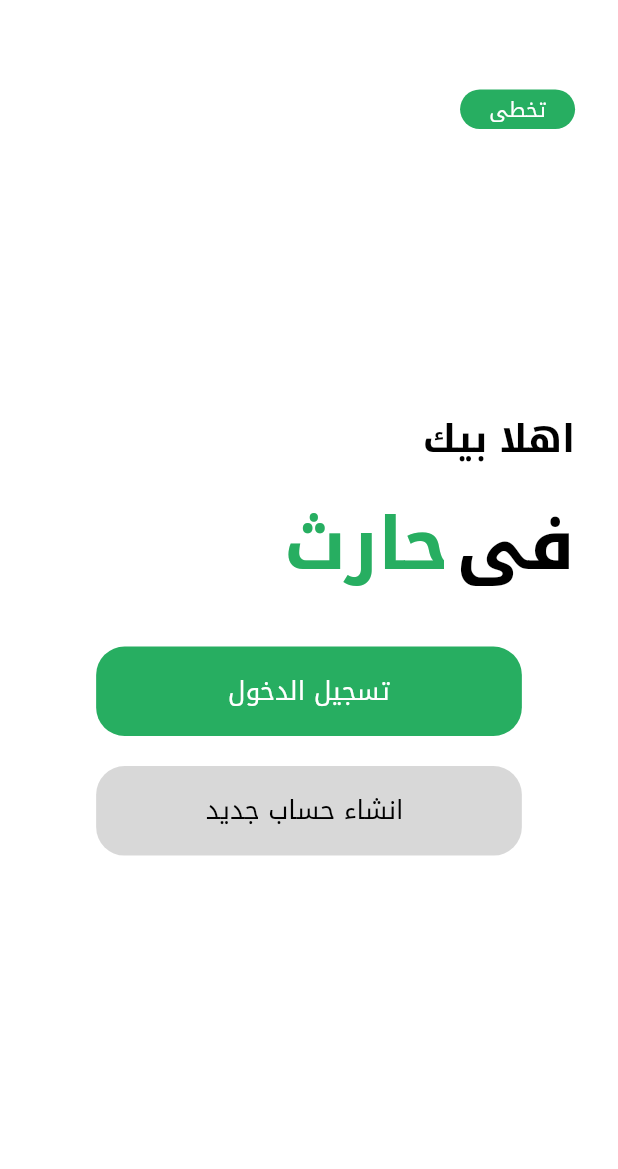
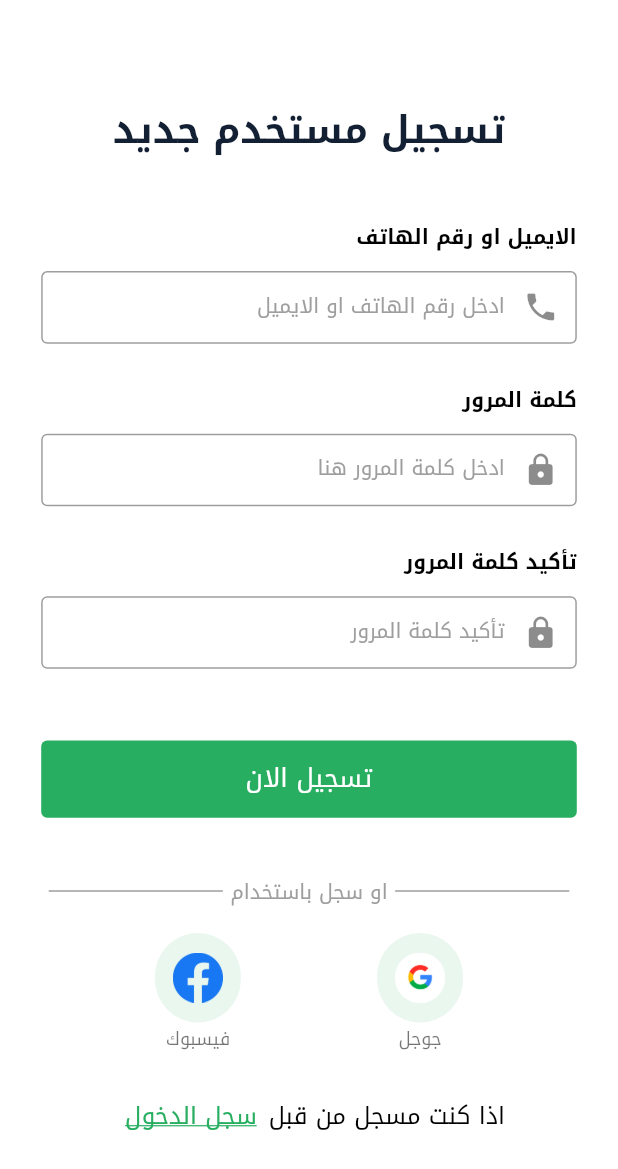
Before and after one commit to mohamedelbaz50/Harith_app, a Flutter app: the screen it shows after launch, after a tap on "انشاء حساب جديد", on a phone screen of 412 x 824 dp. Shown: the top 1169 px of the screen. Run offline on Flutter 3.47's test engine with Material 2 defaults, Android fonts, the phone set to English and light mode, and no system bars; our stand-ins replace flutter_screenutil, hexcolor.

Commit message:
register finishing

```diff
--- a/lib/Features/Auth/Presentation/Pages/Login_Screen/login_screen.dart
+++ b/lib/Features/Auth/Presentation/Pages/Login_Screen/login_screen.dart
@@ -3,7 +3,9 @@ import 'package:flutter_screenutil/flutter_screenutil.dart';
 import 'package:harith_app/Features/Auth/Presentation/Widgets/build_login_method.dart';
 import 'package:harith_app/Features/Auth/Presentation/Widgets/default_button.dart';
 import 'package:harith_app/Features/Auth/Presentation/Widgets/default_form_field.dart';
-import 'package:hexcolor/hexcolor.dart';
+
+import '../../Widgets/navigate_methods.dart';
+import '../Register_Screen/register_screen.dart';
 
 class LoginScreen extends StatelessWidget {
   var formKey = GlobalKey<FormState>();
@@ -155,7 +157,11 @@ class LoginScreen extends StatelessWidget {
                             Text("اذا كنت تستخدم التطبيق لأول مرة",
                                 style: Theme.of(context).textTheme.bodyText1),
                             TextButton(
-                                onPressed: () {},
+                                onPressed: () {
+                                  navigateTo(
+                                      context: context,
+                                      widget: RegisterScreen());
+                                },
                                 child: Text(
                                   "سجل الان",
                                   style: Theme.of(context)
--- /dev/null
+++ b/lib/Features/Auth/Presentation/Pages/Register_Screen/register_screen.dart
@@ -0,0 +1,170 @@
+import 'package:flutter/material.dart';
+import 'package:flutter_screenutil/flutter_screenutil.dart';
+import 'package:harith_app/Features/Auth/Presentation/Pages/Login_Screen/login_screen.dart';
+
+import '../../Widgets/build_login_method.dart';
+import '../../Widgets/default_button.dart';
+import '../../Widgets/default_form_field.dart';
+import '../../Widgets/navigate_methods.dart';
+
+class RegisterScreen extends StatelessWidget {
+  var formKey = GlobalKey<FormState>();
+  var emailOrPhoneController = TextEditingController();
+  var passwordController = TextEditingController();
+  var confirmPasswordController = TextEditingController();
+
+  @override
+  Widget build(BuildContext context) {
+    double width = MediaQuery.of(context).size.width;
+    double height = MediaQuery.of(context).size.height;
+    return Scaffold(
+        body: SingleChildScrollView(
+      child: Form(
+        key: formKey,
+        child: Padding(
+          padding: EdgeInsets.all(width / 15),
+          child: Center(
+              child: Column(children: [
+            SizedBox(
+              height: 30.h,
+            ),
+            Text(
+              "تسجيل مستخدم جديد",
+              style: Theme.of(context).textTheme.headline1,
+            ),
+            SizedBox(
+              height: 28.h,
+            ),
+            Column(crossAxisAlignment: CrossAxisAlignment.start, children: [
+              Text(
+                "الايميل او رقم الهاتف",
+                style: Theme.of(context)
+                    .textTheme
+                    .bodyText2!
+                    .copyWith(color: Colors.black, fontWeight: FontWeight.bold),
+              ),
+              const SizedBox(
+                height: 10,
+              ),
+              defaultFormField(
+                  context: context,
+                  prefixIcon: Icons.phone,
+                  height: height,
+                  controller: emailOrPhoneController,
+                  inputType: TextInputType.emailAddress,
+                  hintText: "ادخل رقم الهاتف او الايميل"),
+              SizedBox(
+                height: 20.h,
+              ),
+              Text(
+                "كلمة المرور",
+                style: Theme.of(context)
+                    .textTheme
+                    .bodyText2!
+                    .copyWith(color: Colors.black, fontWeight: FontWeight.bold),
+              ),
+              const SizedBox(
+                height: 10,
+              ),
+              defaultFormField(
+                  context: context,
+                  prefixIcon: Icons.lock,
+                  height: height,
+                  controller: passwordController,
+                  inputType: TextInputType.visiblePassword,
+                  hintText: "ادخل كلمة المرور هنا"),
+              SizedBox(
+                height: 20.h,
+              ),
+              Text(
+                "تأكيد كلمة المرور",
+                style: Theme.of(context)
+                    .textTheme
+                    .bodyText2!
+                    .copyWith(color: Colors.black, fontWeight: FontWeight.bold),
+              ),
+              const SizedBox(
+                height: 10,
+              ),
+              defaultFormField(
+                  context: context,
+                  prefixIcon: Icons.lock,
+                  height: height,
+                  controller: confirmPasswordController,
+                  inputType: TextInputType.visiblePassword,
+                  hintText: "تأكيد كلمة المرور"),
+              SizedBox(
+                height: 40.h,
+              ),
+              defaultButton(
+                  context: context,
+                  width: width,
+                  height: height / 16,
+                  onPressed: () {},
+                  color: Theme.of(context).primaryColor,
+                  text: "تسجيل الان"),
+              SizedBox(
+                height: 30.h,
+              ),
+              Row(
+                children: [
+                  Expanded(
+                      child: Container(
+                    margin: const EdgeInsets.all(5),
+                    height: 1,
+                    color: Colors.grey,
+                  )),
+                  const Text("او سجل باستخدام"),
+                  Expanded(
+                      child: Container(
+                    margin: const EdgeInsets.all(5),
+                    height: 1,
+                    color: Colors.grey,
+                  )),
+                ],
+              ),
+              Row(mainAxisAlignment: MainAxisAlignment.spaceEvenly, children: [
+                buildLoginMethod(
+                    onPressed: () {},
+                    context: context,
+                    backgroundColor:
+                        Theme.of(context).primaryColor.withOpacity(0.1),
+                    image: "assets/images/login_methods/Asset 3.png",
+                    methodName: "جوجل"),
+                buildLoginMethod(
+                    onPressed: () {},
+                    context: context,
+                    backgroundColor:
+                        Theme.of(context).primaryColor.withOpacity(0.1),
+                    image: "assets/images/login_methods/Asset 2.png",
+                    methodName: "فيسبوك")
+              ]),
+              Center(
+                child: Row(
+                  mainAxisAlignment: MainAxisAlignment.center,
+                  children: [
+                    Text("اذا كنت مسجل من قبل",
+                        style: Theme.of(context).textTheme.bodyText1),
+                    TextButton(
+                        onPressed: () {
+                          navigateTo(context: context, widget: LoginScreen());
+                        },
+                        child: Text(
+                          "سجل الدخول",
+                          style: Theme.of(context)
+                              .textTheme
+                              .bodyText1!
+                              .copyWith(
+                                  color: Theme.of(context).primaryColor,
+                                  decoration: TextDecoration.underline),
+                        ))
+                  ],
+                ),
+              )
+            ])
+          ])),
+        ),
+      ),
+    ));
+  }
+}
--- a/lib/Features/Auth/Presentation/Pages/Welcome_in_Harith_screen/welcome_in_harith_screen.dart
+++ b/lib/Features/Auth/Presentation/Pages/Welcome_in_Harith_screen/welcome_in_harith_screen.dart
@@ -1,7 +1,7 @@
 import 'package:flutter/material.dart';
 import 'package:flutter_screenutil/flutter_screenutil.dart';
+import 'package:harith_app/Features/Auth/Presentation/Pages/Register_Screen/register_screen.dart';
 import 'package:harith_app/Features/Auth/Presentation/Widgets/in_welcome_button.dart';
-import 'package:hexcolor/hexcolor.dart';
 
 import '../../Widgets/navigate_methods.dart';
 import '../Login_Screen/login_screen.dart';
@@ -25,7 +25,9 @@ class WelcomeInHarithScreeen extends StatelessWidget {
             Row(
               children: [
                 InkWell(
-                  onTap: () {},
+                  onTap: () {
+                    navigateTo(context: context, widget: LoginScreen());
+                  },
                   child: Container(
                     width: 67.w,
                     height: 22.h,
@@ -80,7 +82,9 @@ class WelcomeInHarithScreeen extends StatelessWidget {
                       height: 50.h,
                       color: Colors.grey.withOpacity(0.4),
                       fontColor: Colors.black,
-                      onPressed: () {},
+                      onPressed: () {
+                        navigateTo(context: context, widget: RegisterScreen());
+                      },
                       text: " انشاء حساب جديد"),
                 ],
               ),
--- a/lib/Features/Auth/Presentation/Widgets/default_form_field.dart
+++ b/lib/Features/Auth/Presentation/Widgets/default_form_field.dart
@@ -15,8 +15,12 @@ Widget defaultFormField(
       keyboardType: inputType,
       decoration: InputDecoration(
           prefixIcon: Icon(prefixIcon),
+          focusedBorder: OutlineInputBorder(
+              borderSide: BorderSide(color: Theme.of(context).primaryColor)),
           border: OutlineInputBorder(
-              borderSide: BorderSide(color: HexColor("#707070B3"))),
+              borderSide: BorderSide(
+            color: HexColor("#707070B3"),
+          )),
           hintText: hintText,
           hintStyle: Theme.of(context).textTheme.bodyText2),
     ),
```
Also changed, not shown: lib/Features/Auth/Presentation/Pages/test.dart (deleted), lib/Features/Auth/Presentation/Widgets/test.dart (deleted).
